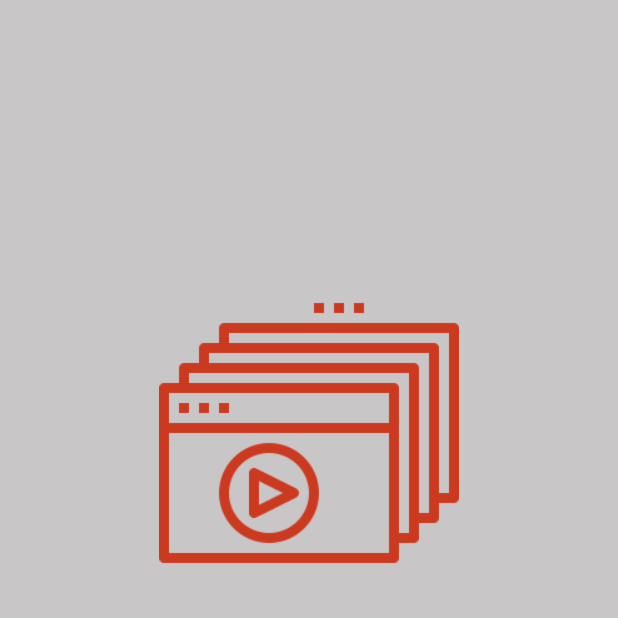
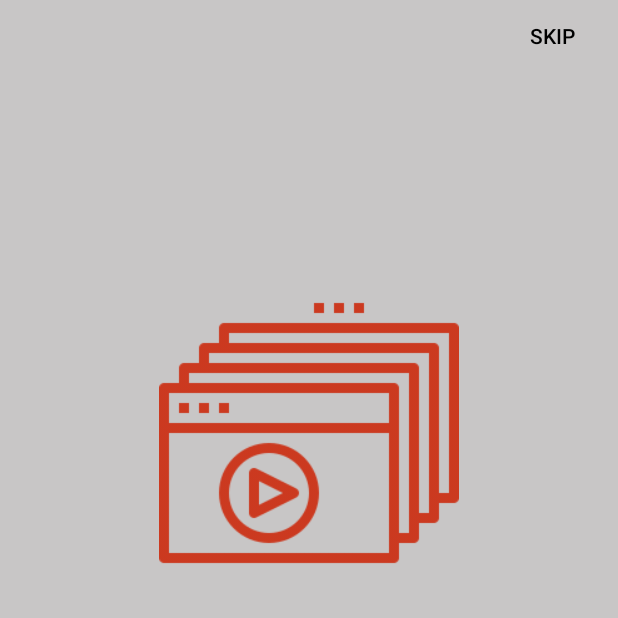
Before and after one commit to davemaharshi7/TravelBuddy, an Android app: the screen it shows after launch (IntroTutorialActivity), on a phone screen of 412 x 824 dp, the top half of it. Run offline under Robolectric (Android 15) with nearby library versions, the phone set to English and light mode, and no system bars.

Commit message:
added Skip button in Tutorial Activity

```diff
--- a/TravelGuide/app/src/main/java/com/travelbuddy/travelguideapp/Activities/IntroTutorialActivity.java
+++ b/TravelGuide/app/src/main/java/com/travelbuddy/travelguideapp/Activities/IntroTutorialActivity.java
@@ -24,7 +24,7 @@ public class IntroTutorialActivity extends AppCompatActivity {
     private SliderAdapter sliderAdapter;
 
     private Button mBack;
-    private Button mNext;
+    private Button mNext,skip;
     private int mCurrentPage;
     //View view;
 
@@ -48,7 +48,7 @@ public class IntroTutorialActivity extends AppCompatActivity {
 //
 //        }
 
-
+        skip = findViewById(R.id.skipbtn);
         mSlideViewPager = (ViewPager) findViewById(R.id.SlideLayout);
         mDotLayout = (LinearLayout) findViewById(R.id.Linear);
 
@@ -67,7 +67,12 @@ public class IntroTutorialActivity extends AppCompatActivity {
                 }
             }
         });
-
+        skip.setOnClickListener(new View.OnClickListener() {
+            @Override
+            public void onClick(View v) {
+                changeActivity();
+            }
+        });
         mBack.setOnClickListener(new View.OnClickListener() {
             @Override
             public void onClick(View v) {
--- a/TravelGuide/app/src/main/res/layout/activity_intro_tutorial.xml
+++ b/TravelGuide/app/src/main/res/layout/activity_intro_tutorial.xml
@@ -58,4 +58,14 @@
         android:textColor="@color/colorAccent"
         android:visibility="invisible" />
 
+    <Button
+        android:id="@+id/skipbtn"
+        android:layout_width="wrap_content"
+        android:layout_height="wrap_content"
+        android:layout_alignParentEnd="true"
+        android:textColor="@color/colorAccent"
+        android:layout_alignParentRight="true"
+        android:background="@android:color/transparent"
+        android:text="SKIP" />
+
 </RelativeLayout>
```
